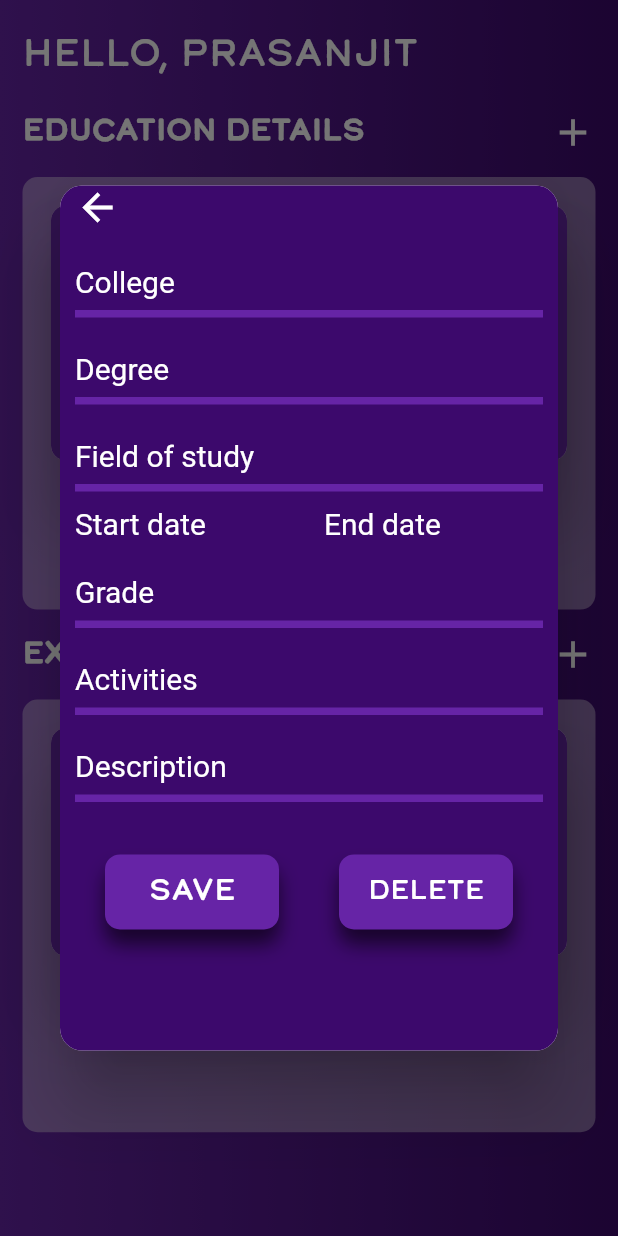
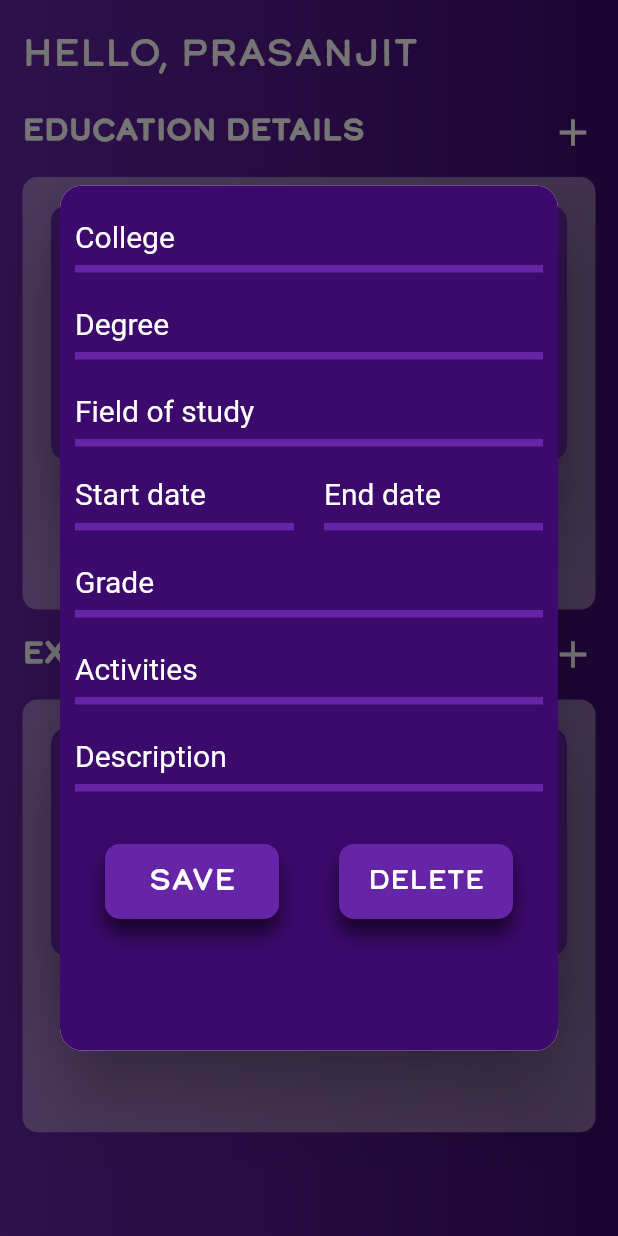
Before and after one commit to prasanjitram/edDetails, a Flutter app: the screen it shows after launch, after a tap on the "add" icon, on a phone screen of 412 x 824 dp. Run offline on Flutter 3.47's test engine with Material 2 defaults, Android fonts, the phone set to English and light mode, and no system bars; missing offline and left inert: amplify_datastore_plugin_interface.

Commit message:
Simple modifications

```diff
--- a/lib/Alert.dart
+++ b/lib/Alert.dart
@@ -69,17 +69,6 @@ class _AddState extends State<Add> {
             key: _key,
             child: ListView(
               children: [
-                Row(
-                  children: [
-                    GestureDetector(
-                        onTap: () => Navigator.pop(context),
-                        child: Icon(
-                          Icons.arrow_back,
-                          size: 30,
-                          color: Colors.white,
-                        )),
-                  ],
-                ),
                 SizedBox(
                   height: 10,
                 ),
@@ -93,11 +82,16 @@ class _AddState extends State<Add> {
                 ),
                 text('Company', companyController),
                 SizedBox(
-                  height: 10,
+                  height: 20,
                 ),
                 Row(
                   children: [
                     Expanded(
+                        child: Container(
+                          padding: EdgeInsets.only(bottom: 8),
+                          decoration: BoxDecoration(
+                              border: Border(bottom: BorderSide(width: 5.0,color: primary))
+                          ),
                           child: GestureDetector(
                             onTap: () {
                               _selectDate(context).then((value) {
@@ -113,11 +107,17 @@ class _AddState extends State<Add> {
                             child: Text(expStart
                                 ? 'Start date'
                                 : "${expStartDate.day}/${expStartDate.month}/${expStartDate.year}",style: TextStyle(fontSize: 20,color: Colors.white,),),
+                          ),
                         )),
                     SizedBox(
                       width: 20,
                     ),
                     Expanded(
+                      child: Container(
+                        padding: EdgeInsets.only(bottom: 8),
+                        decoration: BoxDecoration(
+                          border: Border(bottom: BorderSide(width: 5.0,color: primary))
+                        ),
                         child: GestureDetector(
                           onTap:(){
                             _selectDate(context).then((value) {
@@ -133,6 +133,7 @@ class _AddState extends State<Add> {
                             child: Text(expEnd
                                 ? 'End date'
                                 : "${expEndDate.day}/${expEndDate.month}/${expEndDate.year}",style: TextStyle(fontSize: 20,color: Colors.white,),),
+                        ),
                       ),
                     )
                   ],
@@ -237,17 +238,6 @@ class _AddState extends State<Add> {
           key: _key,
           child: ListView(
             children: [
-              Row(
-                children: [
-                  GestureDetector(
-                      onTap: () => Navigator.pop(context),
-                      child: Icon(
-                        Icons.arrow_back,
-                        size: 30,
-                        color: Colors.white,
-                      )),
-                ],
-              ),
               SizedBox(
                 height: 10,
               ),
@@ -261,11 +251,16 @@ class _AddState extends State<Add> {
               ),
               text('Field of study', fieldOfStudyController),
               SizedBox(
-                height: 10,
+                height: 20,
               ),
               Row(
                 children: [
                   Expanded(
+                      child: Container(
+                        padding: EdgeInsets.only(bottom: 8),
+                        decoration: BoxDecoration(
+                            border: Border(bottom: BorderSide(width: 5.0,color: primary))
+                        ),
                         child: GestureDetector(
                           onTap: () {
                             _selectDate(context).then((value) {
@@ -281,11 +276,17 @@ class _AddState extends State<Add> {
                           child: Text(edStart
                               ? 'Start date'
                               : "${edStartDate.day}/${edStartDate.month}/${edStartDate.year}",style: TextStyle(fontSize: 20,color: Colors.white,),),
+                        ),
                       )),
                   SizedBox(
                     width: 20,
                   ),
                   Expanded(
+                    child: Container(
+                      padding: EdgeInsets.only(bottom: 8),
+                      decoration: BoxDecoration(
+                          border: Border(bottom: BorderSide(width: 5.0,color: primary))
+                      ),
                       child: GestureDetector(
                         onTap:(){
                           _selectDate(context).then((value) {
@@ -301,6 +302,7 @@ class _AddState extends State<Add> {
                         child: Text(edEnd
                             ? 'End date'
                             : "${edEndDate.day}/${edEndDate.month}/${edEndDate.year}",style: TextStyle(fontSize: 20,color: Colors.white,),),
+                      ),
                     ),
                   )
                 ],
```
Lines whose indentation alone changed are shown as unchanged.
